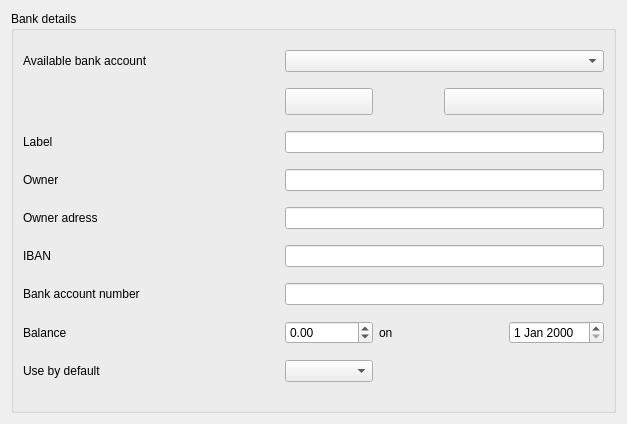
This is plugins/accountplugin/preferences/bankdetailspage.ui in FreeHealth/freehealth as Qt 5 draws it before an edit. The edited form follows.
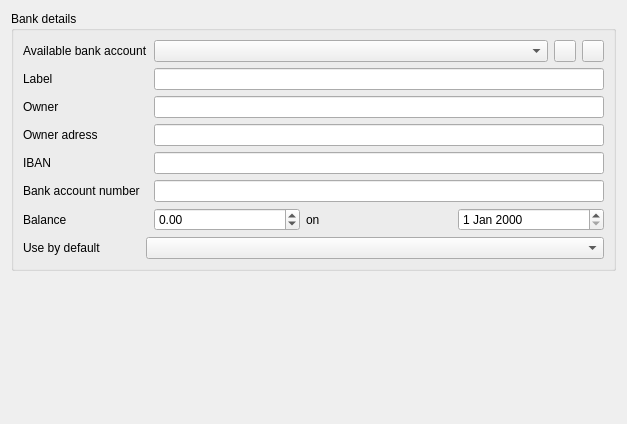
This is the edited form.

Commit message: ui improvements in account preferences

Patch:
```diff
--- a/plugins/accountplugin/preferences/bankdetailspage.ui
+++ b/plugins/accountplugin/preferences/bankdetailspage.ui
@@ -14,141 +14,174 @@
    <string>Form</string>
   </property>
   <layout class="QGridLayout" name="gridLayout_2">
-   <item row="2" column="0" colspan="2">
+   <item row="0" column="1">
     <widget class="QGroupBox" name="groupBox">
      <property name="title">
       <string>Bank details</string>
      </property>
      <layout class="QGridLayout" name="gridLayout">
-      <item row="3" column="0" colspan="3">
+      <item row="0" column="0" colspan="2">
+       <widget class="QLabel" name="accountLabel">
+        <property name="text">
+         <string>Available bank account</string>
+        </property>
+       </widget>
+      </item>
+      <item row="0" column="2">
+       <layout class="QHBoxLayout" name="horizontalLayout">
+        <item>
+         <widget class="QComboBox" name="accountComboBox"/>
+        </item>
+        <item>
+         <widget class="QPushButton" name="addButton">
+          <property name="minimumSize">
+           <size>
+            <width>22</width>
+            <height>22</height>
+           </size>
+          </property>
+          <property name="maximumSize">
+           <size>
+            <width>22</width>
+            <height>22</height>
+           </size>
+          </property>
+          <property name="text">
+           <string/>
+          </property>
+         </widget>
+        </item>
+        <item>
+         <widget class="QPushButton" name="deleteButton">
+          <property name="minimumSize">
+           <size>
+            <width>22</width>
+            <height>22</height>
+           </size>
+          </property>
+          <property name="maximumSize">
+           <size>
+            <width>22</width>
+            <height>22</height>
+           </size>
+          </property>
+          <property name="text">
+           <string/>
+          </property>
+         </widget>
+        </item>
+       </layout>
+      </item>
+      <item row="1" column="0">
+       <widget class="QLabel" name="labelLabel">
+        <property name="text">
+         <string>Label</string>
+        </property>
+       </widget>
+      </item>
+      <item row="1" column="2">
+       <widget class="QLineEdit" name="currentLabel"/>
+      </item>
+      <item row="2" column="0">
        <widget class="QLabel" name="ownerLabel">
         <property name="text">
          <string>Owner</string>
         </property>
        </widget>
       </item>
-      <item row="3" column="3" colspan="4">
+      <item row="2" column="2">
        <widget class="QLineEdit" name="owner"/>
       </item>
-      <item row="4" column="0" colspan="3">
+      <item row="3" column="0">
        <widget class="QLabel" name="adressLabel">
         <property name="text">
          <string>Owner adress</string>
         </property>
        </widget>
       </item>
-      <item row="4" column="3" colspan="4">
+      <item row="3" column="2">
        <widget class="QLineEdit" name="ownerAdress"/>
       </item>
-      <item row="5" column="0" colspan="3">
+      <item row="4" column="0">
        <widget class="QLabel" name="ibanLabel">
         <property name="text">
          <string>IBAN</string>
         </property>
        </widget>
       </item>
-      <item row="5" column="3" colspan="4">
+      <item row="4" column="2">
        <widget class="QLineEdit" name="iban"/>
       </item>
-      <item row="6" column="0" colspan="3">
+      <item row="5" column="0">
        <widget class="QLabel" name="accountNumberLabel">
         <property name="text">
          <string>Bank account number</string>
         </property>
        </widget>
       </item>
-      <item row="6" column="3" colspan="4">
+      <item row="5" column="2">
        <widget class="QLineEdit" name="number"/>
       </item>
-      <item row="7" column="0" colspan="3">
+      <item row="6" column="0">
        <widget class="QLabel" name="balanceLabel">
         <property name="text">
          <string>Balance</string>
         </property>
        </widget>
       </item>
-      <item row="7" column="6">
-       <widget class="QDateEdit" name="balanceDate"/>
+      <item row="6" column="2">
+       <layout class="QHBoxLayout" name="horizontalLayout_2">
+        <item>
+         <widget class="QDoubleSpinBox" name="balanceSpin">
+          <property name="minimum">
+           <double>-1000000000.000000000000000</double>
+          </property>
+          <property name="maximum">
+           <double>999999999.000000000000000</double>
+          </property>
+          <property name="value">
+           <double>0.000000000000000</double>
+          </property>
+         </widget>
+        </item>
+        <item>
+         <widget class="QLabel" name="label_8">
+          <property name="text">
+           <string>on</string>
+          </property>
+         </widget>
+        </item>
+        <item>
+         <widget class="QDateEdit" name="balanceDate"/>
+        </item>
+       </layout>
       </item>
-      <item row="7" column="4">
-       <widget class="QLabel" name="label_8">
-        <property name="text">
-         <string>on</string>
-        </property>
-       </widget>
-      </item>
-      <item row="7" column="3">
-       <widget class="QDoubleSpinBox" name="balanceSpin">
-        <property name="minimum">
-         <double>-1000000000.000000000000000</double>
-        </property>
-        <property name="maximum">
-         <double>999999999.000000000000000</double>
-        </property>
-        <property name="value">
-         <double>0.000000000000000</double>
-        </property>
-       </widget>
-      </item>
-      <item row="2" column="0" colspan="3">
-       <widget class="QLabel" name="labelLabel">
-        <property name="text">
-         <string>Label</string>
-        </property>
-       </widget>
-      </item>
-      <item row="2" column="3" colspan="4">
-       <widget class="QLineEdit" name="currentLabel"/>
-      </item>
-      <item row="9" column="0" colspan="3">
+      <item row="7" column="0">
        <widget class="QLabel" name="defaultLabel">
         <property name="text">
          <string>Use by default</string>
         </property>
        </widget>
       </item>
-      <item row="9" column="3">
+      <item row="7" column="1" colspan="2">
        <widget class="QComboBox" name="defaultCombo"/>
       </item>
-      <item row="0" column="0">
-       <widget class="QLabel" name="accountLabel">
-        <property name="text">
-         <string>Available bank account</string>
-        </property>
-       </widget>
-      </item>
-      <item row="0" column="3" colspan="4">
-       <widget class="QComboBox" name="accountComboBox"/>
-      </item>
-      <item row="1" column="3">
-       <widget class="QPushButton" name="addButton">
-        <property name="minimumSize">
-         <size>
-          <width>70</width>
-          <height>27</height>
-         </size>
-        </property>
-        <property name="text">
-         <string/>
-        </property>
-       </widget>
-      </item>
-      <item row="1" column="5" colspan="2">
-       <widget class="QPushButton" name="deleteButton">
-        <property name="minimumSize">
-         <size>
-          <width>70</width>
-          <height>27</height>
-         </size>
-        </property>
-        <property name="text">
-         <string/>
-        </property>
-       </widget>
-      </item>
      </layout>
     </widget>
    </item>
+   <item row="1" column="1">
+    <spacer name="verticalSpacer">
+     <property name="orientation">
+      <enum>Qt::Vertical</enum>
+     </property>
+     <property name="sizeHint" stdset="0">
+      <size>
+       <width>20</width>
+       <height>40</height>
+      </size>
+     </property>
+    </spacer>
+   </item>
   </layout>
  </widget>
  <tabstops>
```
The commit also changes 11 other files.
